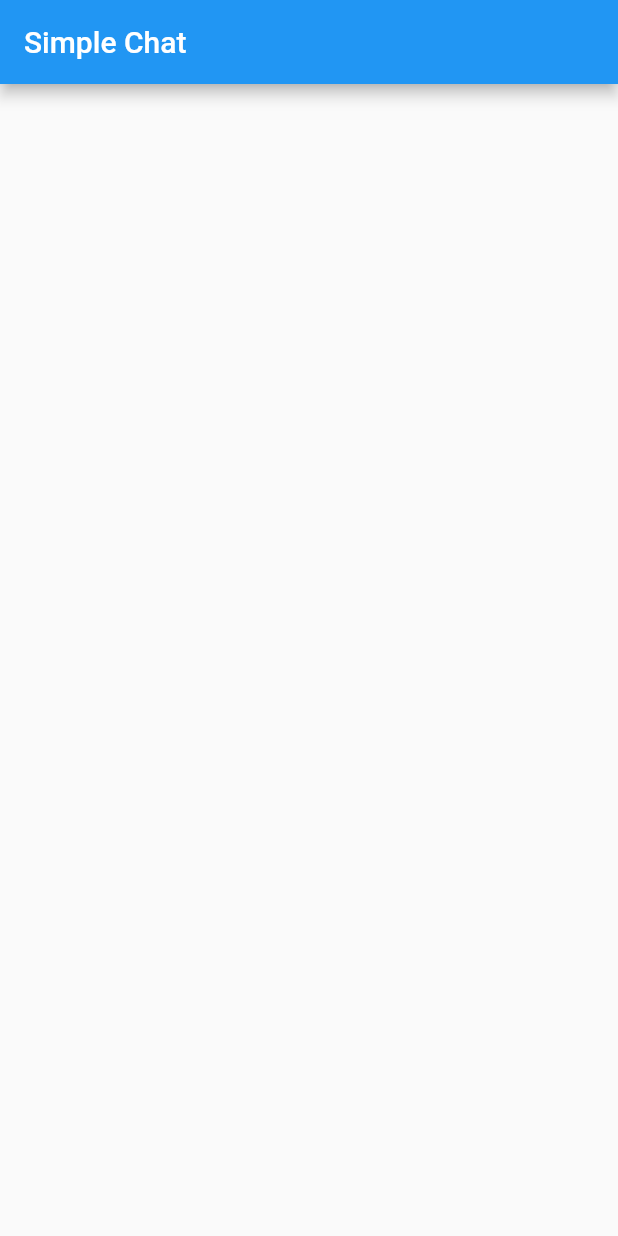
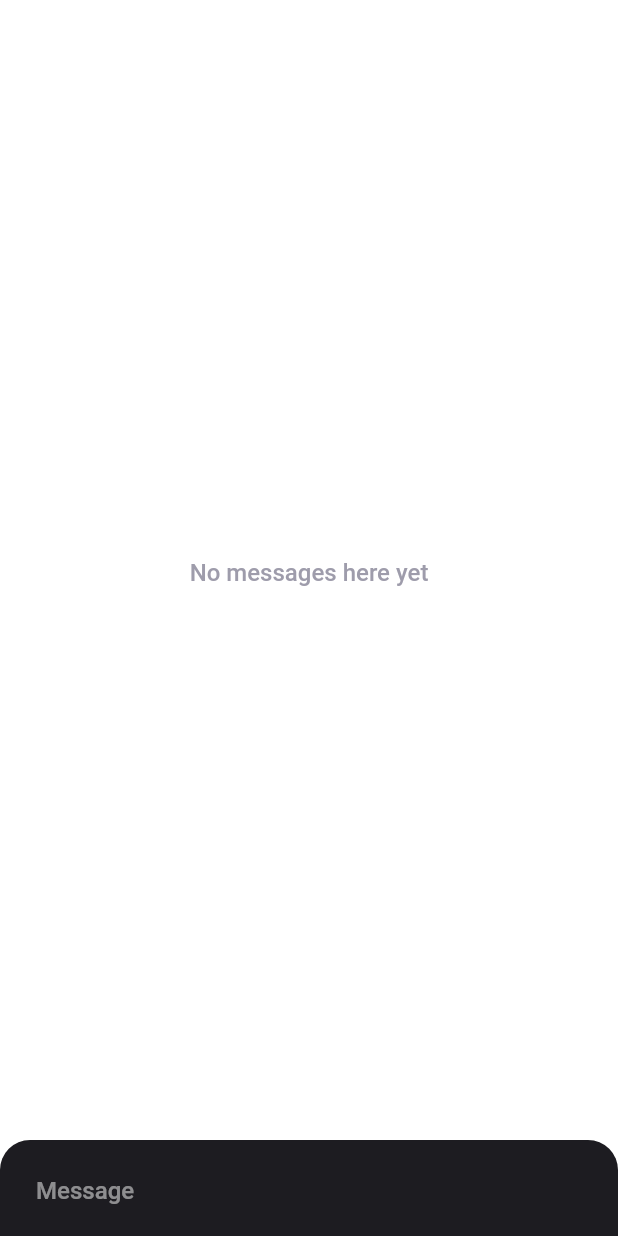
Before and after one commit to saeed-golshan/chat_grpc, a Flutter app: the screen it shows after launch, on a phone screen of 412 x 824 dp. Run offline on Flutter 3.47's test engine with Material 2 defaults, Android fonts, the phone set to English and light mode, and no system bars; our stand-ins replace flutter_chat_types, flutter_chat_ui.

Commit message:
Add basic usage of Flyer Chat to app

```diff
--- a/lib/main.dart
+++ b/lib/main.dart
@@ -1,4 +1,15 @@
+import 'dart:convert';
+import 'dart:math';
 import 'package:flutter/material.dart';
+import 'package:flutter_chat_types/flutter_chat_types.dart' as types;
+import 'package:flutter_chat_ui/flutter_chat_ui.dart';
+
+// For the testing purposes, you should probably use https://pub.dev/packages/uuid
+String randomString() {
+  final random = Random.secure();
+  final values = List<int>.generate(16, (i) => random.nextInt(255));
+  return base64UrlEncode(values);
+}
 
 void main() {
   runApp(const MyApp());
@@ -9,12 +20,8 @@
 
   @override
   Widget build(BuildContext context) {
-    return MaterialApp(
-      title: 'Flutter Demo',
-      theme: ThemeData(
-        primarySwatch: Colors.blue,
-      ),
-      home: const MyHomePage(),
+    return const MaterialApp(
+      home: MyHomePage(),
     );
   }
 }
@@ -23,15 +30,37 @@
   const MyHomePage({Key? key}) : super(key: key);
 
   @override
-  State<MyHomePage> createState() => _MyHomePageState();
+  _MyHomePageState createState() => _MyHomePageState();
 }
 
 class _MyHomePageState extends State<MyHomePage> {
+  List<types.Message> _messages = [];
+  final _user = const types.User(id: '06c33e8b-e835-4736-80f4-63f44b66666c');
+
+  void _addMessage(types.Message message) {
+    setState(() {
+      _messages.insert(0, message);
+    });
+  }
+
+  void _handleSendPressed(types.PartialText message) {
+    final textMessage = types.TextMessage(
+      author: _user,
+      createdAt: DateTime.now().millisecondsSinceEpoch,
+      id: randomString(),
+      text: message.text,
+    );
+
+    _addMessage(textMessage);
+  }
+
   @override
   Widget build(BuildContext context) {
     return Scaffold(
-      appBar: AppBar(
-        title: Text('Simple Chat'),
+      body: Chat(
+        messages: _messages,
+        onSendPressed: _handleSendPressed,
+        user: _user,
       ),
     );
   }
```
Also changed, not shown: 3 other files.
